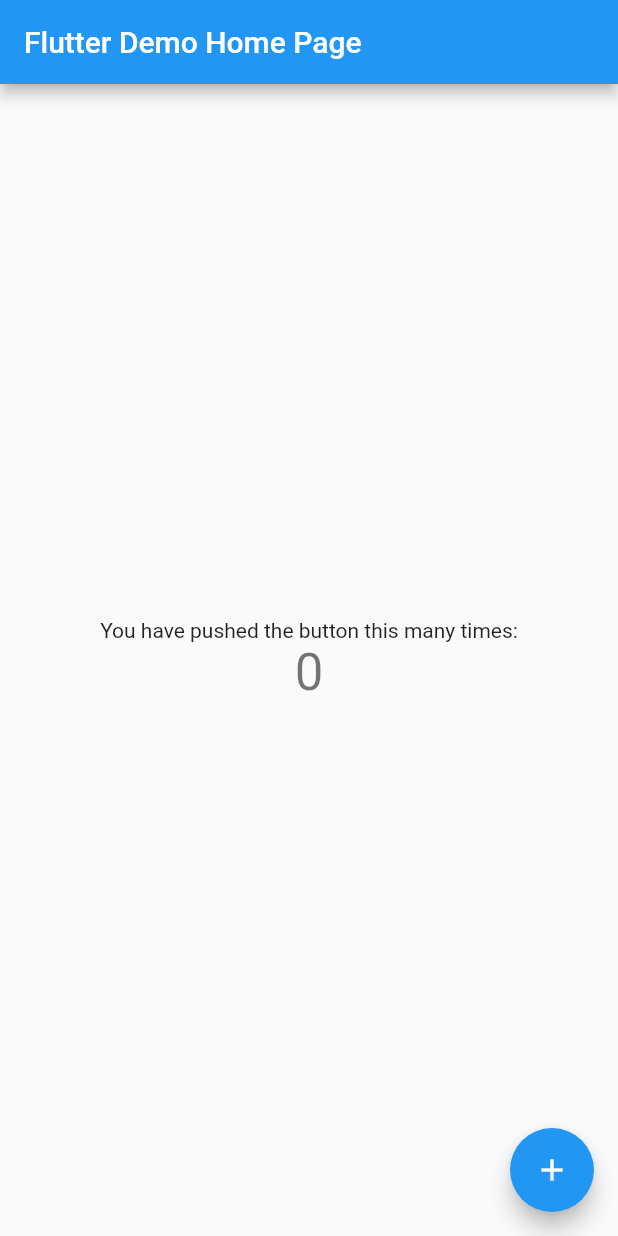
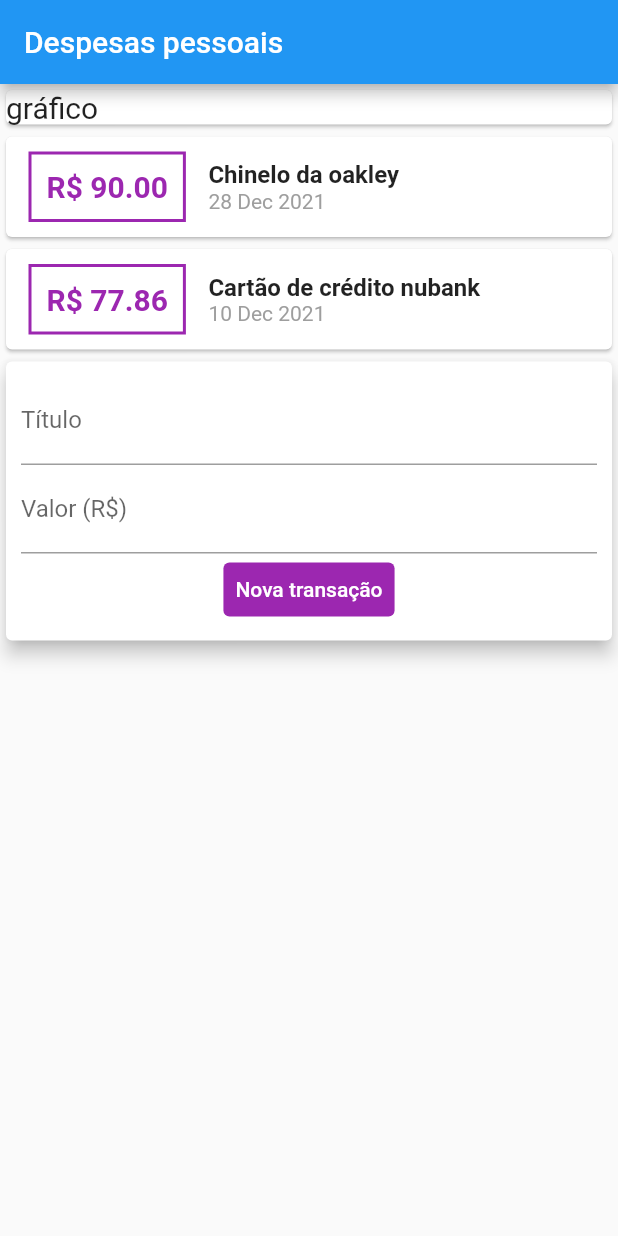
Before and after one commit to 5gMurilo/despesasPessoais, a Flutter app: the screen it shows after launch, on a phone screen of 412 x 824 dp. Run offline on Flutter 3.47's test engine with Material 2 defaults, Android fonts, the phone set to English and light mode, and no system bars.

Commit message:
new components, models folder, transaction model, intl dependency, test folder delete

```diff
--- /dev/null
+++ b/lib/components/transaction_form.dart
@@ -0,0 +1,49 @@
+import 'package:flutter/material.dart';
+
+class TransactionForm extends StatelessWidget {
+  final titleController = TextEditingController();
+  final valueController = TextEditingController();
+
+  @override
+  Widget build(BuildContext context) {
+    return Column(
+      children: [
+        Card(
+          elevation: 5,
+          child: Padding(
+            padding: const EdgeInsets.all(10),
+            child: Column(
+              children: [
+                TextField(
+                  controller: titleController,
+                  decoration: InputDecoration(labelText: 'Título'),
+                ),
+                TextField(
+                  controller: valueController,
+                  decoration: InputDecoration(labelText: 'Valor (R\$)'),
+                ),
+                Row(
+                  mainAxisAlignment: MainAxisAlignment.center,
+                  crossAxisAlignment: CrossAxisAlignment.center,
+                  children: [
+                    TextButton(
+                      onPressed: () {
+                        print(
+                            '${titleController.text} \n${valueController.text}');
+                      },
+                      child: Text('Nova transação'),
+                      style: TextButton.styleFrom(
+                        backgroundColor: Colors.purple,
+                        primary: Colors.white,
+                      ),
+                    ),
+                  ],
+                )
+              ],
+            ),
+          ),
+        )
+      ],
+    );
+  }
+}
--- /dev/null
+++ b/lib/components/transaction_list.dart
@@ -0,0 +1,61 @@
+import 'package:flutter/material.dart';
+import '../models/transaction.dart';
+import 'package:intl/intl.dart';
+
+class TransactionList extends StatelessWidget {
+  final List<Transaction> transactions;
+
+  TransactionList(this.transactions);
+
+  @override
+  Widget build(BuildContext context) {
+    return Column(
+      children: [
+        ...transactions.map(
+          (transac) => Card(
+            child: Row(
+              children: [
+                Container(
+                  margin: const EdgeInsets.symmetric(
+                    horizontal: 15,
+                    vertical: 10,
+                  ),
+                  decoration: BoxDecoration(
+                    border: Border.all(
+                      color: Colors.purple,
+                      width: 2,
+                    ),
+                  ),
+                  padding: const EdgeInsets.all(10),
+                  child: Text(
+                    'R\$ ${transac.value.toStringAsFixed(2)}',
+                    style: const TextStyle(
+                        fontWeight: FontWeight.bold,
+                        fontSize: 20,
+                        color: Colors.purple),
+                  ),
+                ),
+                Column(
+                  crossAxisAlignment: CrossAxisAlignment.start,
+                  children: [
+                    Text(transac.title,
+                        style: const TextStyle(
+                          fontSize: 16,
+                          fontWeight: FontWeight.bold,
+                        )),
+                    Text(
+                      DateFormat('d MMM y').format(transac.date),
+                      style: TextStyle(
+                        color: Colors.grey[500],
+                      ),
+                    ),
+                  ],
+                )
+              ],
+            ),
+          ),
+        ),
+      ],
+    );
+  }
+}
--- /dev/null
+++ b/lib/components/transaction_user.dart
@@ -0,0 +1,34 @@
+import 'package:despesas_pessoais/models/transaction.dart';
+import 'package:flutter/material.dart';
+import 'transaction_form.dart';
+import 'transaction_list.dart';
+
+class TransactionUser extends StatefulWidget {
+  const TransactionUser({Key? key}) : super(key: key);
+
+  @override
+  _TransactionUserState createState() => _TransactionUserState();
+}
+
+class _TransactionUserState extends State<TransactionUser> {
+  final _transactions = [
+    Transaction(
+        id: '1',
+        title: 'Chinelo da oakley',
+        value: 90.00,
+        date: DateTime.now()),
+    Transaction(
+        id: '2',
+        title: 'Cartão de crédito nubank',
+        value: 77.86,
+        date: DateTime(2021, 12, 10))
+  ];
+
+  @override
+  Widget build(BuildContext context) {
+    return Column(children: [
+      TransactionList(_transactions),
+      TransactionForm(),
+    ]);
+  }
+}
--- a/lib/main.dart
+++ b/lib/main.dart
@@ -1,66 +1,45 @@
 import 'package:flutter/material.dart';
+import 'package:despesas_pessoais/components/transaction_user.dart';
 
-void main() {
-  runApp(const MyApp());
+void main(List<String> args) {
+  runApp(ExpensesApp());
 }
 
-class MyApp extends StatelessWidget {
-  const MyApp({Key? key}) : super(key: key);
+class ExpensesApp extends StatelessWidget {
+  const ExpensesApp({Key? key}) : super(key: key);
 
   @override
   Widget build(BuildContext context) {
     return MaterialApp(
-      title: 'Flutter Demo',
-      theme: ThemeData(
-        primarySwatch: Colors.blue,
-      ),
-      home: const MyHomePage(title: 'Flutter Demo Home Page'),
+      home: MyHomePage(),
     );
   }
 }
 
-class MyHomePage extends StatefulWidget {
-  const MyHomePage({Key? key, required this.title}) : super(key: key);
-
-  final String title;
-
-  @override
-  State<MyHomePage> createState() => _MyHomePageState();
-}
-
-class _MyHomePageState extends State<MyHomePage> {
-  int _counter = 0;
-
-  void _incrementCounter() {
-    setState(() {
-      _counter++;
-    });
-  }
+class MyHomePage extends StatelessWidget {
+  final String _appTitle = 'Despesas pessoais';
 
   @override
   Widget build(BuildContext context) {
     return Scaffold(
-        appBar: AppBar(
-          title: Text(widget.title),
-        ),
-        body: Center(
-          child: Column(
-            mainAxisAlignment: MainAxisAlignment.center,
-            children: <Widget>[
-              const Text(
-                'You have pushed the button this many times:',
+      appBar: AppBar(
+        title: Text(_appTitle),
+      ),
+      body: Column(
+        crossAxisAlignment: CrossAxisAlignment.stretch,
+        children: [
+          Container(
+            width: double.infinity,
+            child: const Card(
+              child: Text(
+                'gráfico',
+                style: TextStyle(fontSize: 20),
               ),
-              Text(
-                '$_counter',
-                style: Theme.of(context).textTheme.headline4,
-              ),
-            ],
+            ),
           ),
-        ),
-        floatingActionButton: FloatingActionButton(
-          onPressed: _incrementCounter,
-          tooltip: 'Increment',
-          child: const Icon(Icons.add),
-        ));
+          TransactionUser(),
+        ],
+      ),
+    );
   }
 }
--- /dev/null
+++ b/lib/models/transaction.dart
@@ -0,0 +1,13 @@
+class Transaction {
+  final String id;
+  final String title;
+  final double value;
+  final DateTime date;
+
+  Transaction({
+    required this.id,
+    required this.title,
+    required this.value,
+    required this.date,
+  });
+}
--- a/pubspec.yaml
+++ b/pubspec.yaml
@@ -29,8 +29,7 @@ environment:
 dependencies:
   flutter:
     sdk: flutter
-
-
+  intl: ^0.17.0
   # The following adds the Cupertino Icons font to your application.
   # Use with the CupertinoIcons class for iOS style icons.
   cupertino_icons: ^1.0.2
```
Also changed, not shown: pubspec.lock, 1 other file.
